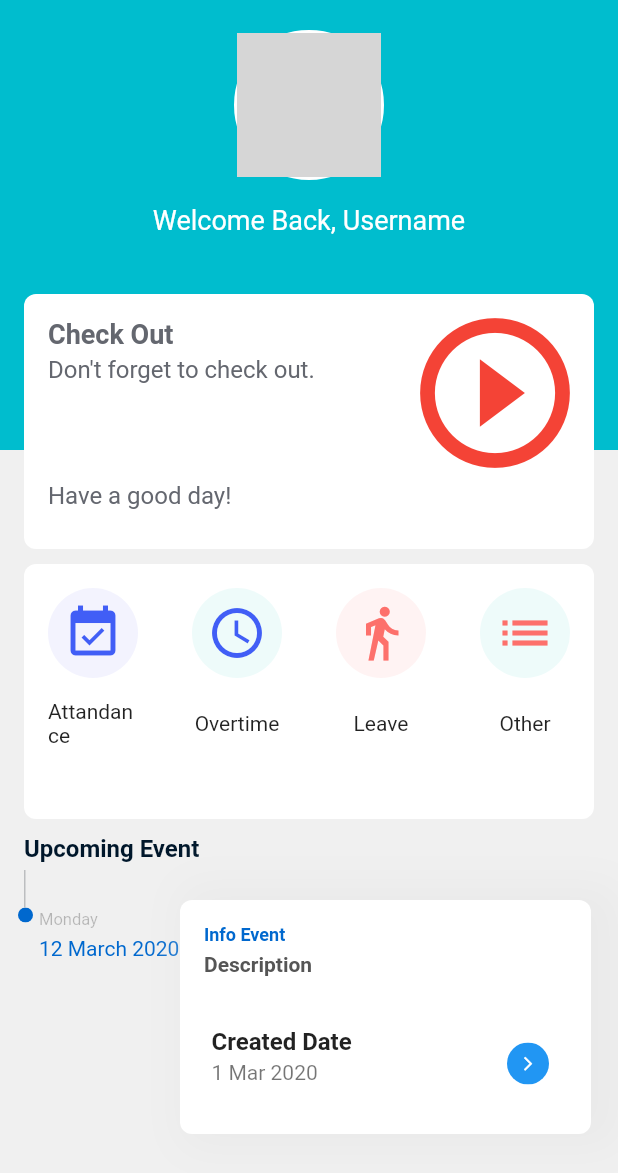
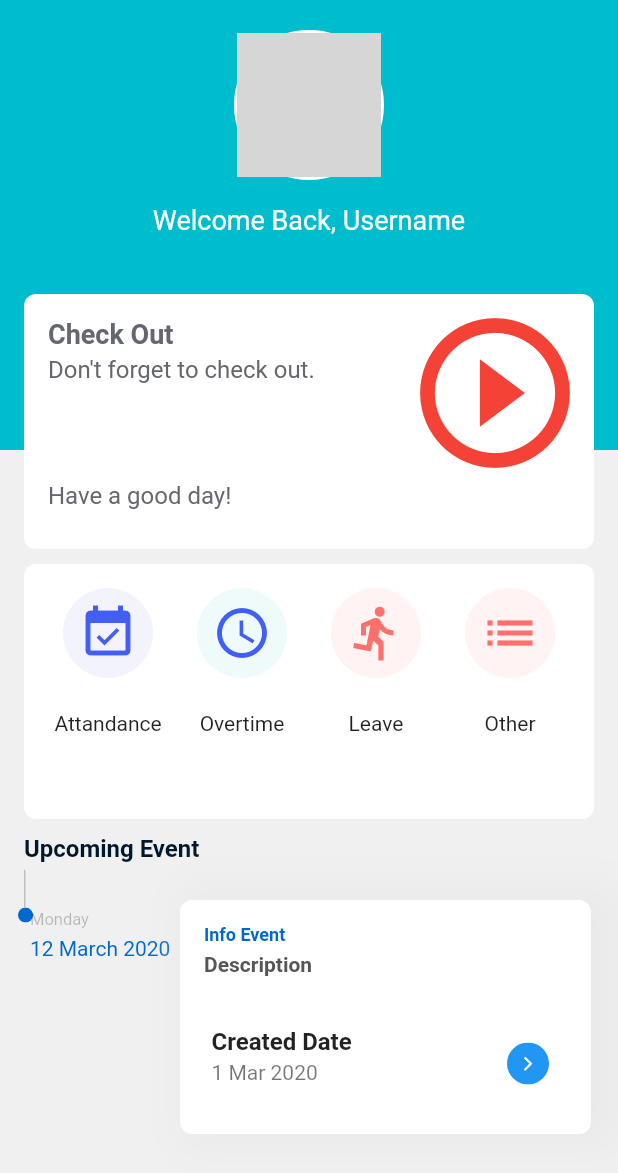
Before and after one commit to abhu66/eattandance, a Flutter app: the HomeScreen screen opened directly, after a tap on the "play circle outline" icon, after a tap on the "event available" icon, on a phone screen of 412 x 824 dp. Shown: the top 1173 px of the screen. Run offline on Flutter 3.47's test engine with Material 2 defaults, Android fonts, the phone set to English and light mode, and no system bars; our stand-ins replace page_transition; network calls fail; Roboto replaces fonts that are missing (Bold, Poppins-SemiBold, Regular); grey boxes are pictures that could not be loaded.

Commit message:
update today

```diff
--- /dev/null
+++ b/lib/activitys/attandance_activity.dart
@@ -0,0 +1,215 @@
+
+
+
+
+import 'package:eattandance/constants.dart';
+import 'package:eattandance/utils/date_format.dart';
+import 'package:eattandance/widget/widget_checkin_checkout.dart';
+import 'package:flutter/cupertino.dart';
+import 'package:flutter/material.dart';
+import 'package:intl/intl.dart';
+
+class AttendanceActivity extends StatefulWidget{
+
+  @override
+  State<StatefulWidget> createState() {
+    // TODO: implement createState
+    return _AttendanceActivityState();
+  }
+}
+
+class _AttendanceActivityState extends State<AttendanceActivity>{
+
+  bool _isCheckIn = false;
+  String timeAt;
+  @override
+  Widget build(BuildContext context) {
+    // TODO: implement build
+    return Scaffold(
+      backgroundColor: HexColor(COLOR_LIGHT_GREY),
+      appBar: AppBar(
+        backgroundColor:  HexColor(COLOR_THEME_PRIMARY_BLUE),
+        title: Text("Attendence",style: TextStyle(fontSize: 18.0),),
+        elevation: 0.0,
+        actions: <Widget>[
+          IconButton(
+            onPressed: () {
+              // _widgetUtil.showAlertLogout(context, widget.user);
+            },
+            icon: Icon(
+              Icons.fullscreen,
+              color: Colors.white,
+            ),
+            tooltip: "QR CODE",
+          ),
+          IconButton(
+            onPressed: () {
+              // _widgetUtil.showAlertLogout(context, widget.user);
+            },
+            icon: Icon(
+              Icons.assessment,
+              color: Colors.white,
+            ),
+            tooltip: "Attendence",
+          ),
+        ],
+      ),
+      body: SingleChildScrollView(
+        physics: BouncingScrollPhysics(),
+        padding: EdgeInsets.all(0),
+        scrollDirection: Axis.vertical,
+        child: Container(
+          child: Column(
+            children: <Widget>[
+              Stack(
+                overflow: Overflow.visible,
+                children: <Widget>[
+                  ClipPath(
+                    child: Container(
+                      padding: EdgeInsets.only(
+                          top: MediaQuery.of(context).padding.top),
+                      height: 200,
+                      decoration: BoxDecoration(
+                        color: HexColor(COLOR_THEME_PRIMARY_BLUE),
+                      ),
+                      child: Column(
+                        children: <Widget>[
+                          Padding(
+                            padding:
+                            const EdgeInsets.fromLTRB(16, 20, 16, 16),
+                            child: Row(
+                              mainAxisAlignment: MainAxisAlignment.center,
+                              children: <Widget>[
+                                Container(
+                                  height: 60,
+                                  child: Text(new DateFormat.jm().format(DateTime.now()),
+                                    style: TextStyle(fontSize: 50.0,fontWeight: FontWeight.bold),)
+                                ),
+                              ],
+                            ),
+                          ),
+                          Column(
+                            crossAxisAlignment:
+                            CrossAxisAlignment.start,
+                            children: <Widget>[
+                              Material(
+                                color: Colors.transparent,
+                                child: Text(new DateFormat.EEEE().format(DateTime.now()),
+                                  style: TextStyle(fontSize: 18.0,),)
+                              ),
+                              SizedBox(height: 10,),
+                              Material(
+                                  color: Colors.transparent,
+                                  child: Text(DateFormatUtil.fullDate(DateTime.now()),
+                                    style: TextStyle(fontSize: 18.0,),)
+                              ),
+                            ],
+                          ),
+                        ],
+                      ),
+                    ),
+                    // clipper: CurveShape(),
+                  ),
+                  Padding(
+                    padding: EdgeInsets.only(top: 220.0),
+                    child: Center(child : InkWell(
+                        onTap: (){
+                          setState(() {
+                            _isCheckIn == true ? _isCheckIn = false : _isCheckIn = true;
+                            timeAt = new DateFormat.jm().format(DateTime.now()).toString();
+                            //Navigator.push(context, PageTransition(type: PageTransitionType.rightToLeft, child: new AttendanceActivity()));
+                          });
+                        },
+                        child: new Icon(Icons.play_circle_outline,color: _isCheckIn == true ? Colors.red : Colors.yellow,size: 200.0,)
+                    ),
+                    ),
+                  ),
+                  Padding(
+                    padding: EdgeInsets.only(top: 410,right: 18,bottom:
+                    20),
+                    child: Material(
+                        color: Colors.transparent,
+                        child: Row(
+                          mainAxisAlignment: MainAxisAlignment.center,
+                          children: <Widget>[
+                            Icon(Icons.location_on,size: 50,color: Colors.red,),
+                            Text("Plaza Aminta, 3rd fl, Suit 304 ",
+                              style: TextStyle(fontSize: 18.0,color: Color(0xff415EF6)),)
+                          ],
+                        ) ,
+                    ),
+                  ),
+                  Padding(
+                    padding: EdgeInsets.only(top: 500,right: 18,bottom:
+                    20),
+                    child:Column(
+                          children: <Widget>[
+                            Row(
+                              mainAxisAlignment: MainAxisAlignment.center,
+                              children: <Widget>[
+                                Icon(Icons.location_on,size: 50,color: Colors.red,),
+                                Text("Check In at $timeAt",
+                                  style: TextStyle(fontSize: 18.0,color: Color(0xff415EF6)),),
+                              ],
+                            ),
+                            Container(
+                              padding: EdgeInsets.only(left: 18,right: 18),
+                              child: TextField(
+                                decoration: InputDecoration(
+                                    prefixIcon: Icon(Icons.print)
+                                ),
+                              ),
+                            )
+                          ],
+                    ),
+                  ),
+                ],
+              ),
+            ],
+          ),
+        ),
+      ),
+    );
+  }
+
+  Widget _formLogin(){
+    return Column(
+      children: <Widget>[
+        new Form(
+         // key: formKey,
+          child: new Column(
+            children: <Widget>[
+              new TextFormField(
+                //onSaved: (val) => username = val,
+//                validator: (val) {
+//                  return val.length < 10
+//                      ? "Username or email is required."
+//                      : null;
+//                },
+                textAlign: TextAlign.center,
+                decoration: InputDecoration(
+                  hintText: 'Comment',
+                ),
+              ),
+//              SizedBox(height: 20,),
+//              new TextFormField(
+//                onSaved: (val) => password = val,
+//                validator: (val) {
+//                  return val.length < 5
+//                      ? "Password is required."
+//                      : null;
+//                },
+//                textAlign: TextAlign.center,
+//                obscureText: true,
+//                decoration: new InputDecoration(
+//                  hintText: "Password",
+//                ),
+//              ),
+            ],
+          ),
+        ),
+      ],
+    );
+  }
+
+}
--- /dev/null
+++ b/lib/utils/date_format.dart
@@ -0,0 +1,36 @@
+
+
+import 'package:flutter/cupertino.dart';
+import 'package:flutter/material.dart';
+import 'package:intl/intl.dart';
+
+class DateFormatUtil{
+
+  static final String PATTERN_FULL_DATE_TIME      = "EEEE-d-MMM-yyyy-HH:mm";
+  static final String PATTERN_DATE_TIME           = "d MMMM yyyy HH:mm";
+  static final String PATTERN_DATE_MON_YEAR       = "d MMM yyyy";
+  static final String LOCALE_EN_US                = "en_US";
+  static final String LOCALE_ID                   = "id_ID";
+  static String dateFormat;
+  TextEditingController _departureTime = new TextEditingController();
+  TextEditingController _estimateTimeArrival = new TextEditingController();
+
+  /// param : DateTime
+  /// ex :  Monday, 27 Jan ,2020 14:53
+  static String fullDateTime(DateTime dateTime){
+    dateFormat = DateFormat(PATTERN_FULL_DATE_TIME,LOCALE_EN_US).format(dateTime).toString();
+    return dateFormat ;
+  }
+  /// param : DateTime
+  /// ex :  Monday, 27 Jan 2020
+  static String fullDate(DateTime dateTime){
+    dateFormat = DateFormat(PATTERN_DATE_MON_YEAR,LOCALE_EN_US).format(dateTime).toString();
+    return dateFormat ;
+  }
+  /// param : DateTime
+  /// ex :  27 January 2020 14:53
+  static String fullTime(DateTime dateTime){
+    dateFormat = DateFormat(PATTERN_DATE_TIME,LOCALE_EN_US).format(dateTime).toString();
+    return dateFormat ;
+  }
+}
--- a/lib/widget/widget_checkin_checkout.dart
+++ b/lib/widget/widget_checkin_checkout.dart
@@ -1,5 +1,7 @@
+import 'package:eattandance/activitys/attandance_activity.dart';
 import 'package:flutter/cupertino.dart';
 import 'package:flutter/material.dart';
+import 'package:page_transition/page_transition.dart';
 
 class WidgetCheckInOut extends StatefulWidget {
   @override
@@ -48,7 +50,7 @@ class _WidgetCheckInOutState extends State<WidgetCheckInOut> {
               child:Row(
                 children: <Widget>[
                   Flexible(child : Text(
-                      _isCheckIn == true ? "Don't forget to check out." : "You havn't check in yet.",
+                      _isCheckIn == true ? "Don't forget to check out." : "You haven't check in yet.",
                       style: TextStyle(
                         color: Color(0xff64676F),
                         fontFamily: 'Regular',
@@ -66,7 +68,8 @@ class _WidgetCheckInOutState extends State<WidgetCheckInOut> {
               child:InkWell(
                   onTap: (){
                     setState(() {
-                      _isCheckIn == true ? _isCheckIn =false : _isCheckIn = true;
+                      _isCheckIn == true ? _isCheckIn = false : _isCheckIn = true;
+                      Navigator.push(context, PageTransition(type: PageTransitionType.rightToLeft, child: new AttendanceActivity()));
                     });
                   },
                   child: new Icon(Icons.play_circle_outline,color: _isCheckIn == true ? Colors.red : Colors.yellow,size: 120.0,)
--- a/lib/widget/widget_dashboard.dart
+++ b/lib/widget/widget_dashboard.dart
@@ -2,6 +2,17 @@ import 'package:flutter/cupertino.dart';
 import 'package:flutter/material.dart';
 
 class WidgetDashboard extends StatefulWidget {
+  final dashboardItem = [
+    new DashboardItem("Attandance", Icons.event_available, Color(0xffF3F3FE),
+        Color(0xff415EF6)),
+    new DashboardItem(
+        "Overtime", Icons.access_time, Color(0xffEEFBFA), Color(0xff415EF6)),
+    new DashboardItem(
+        "Leave", Icons.directions_run, Color(0xffFFF3F3), Color(0xffFD706B)),
+    new DashboardItem(
+        "Other", Icons.list, Color(0xffFFF3F3), Color(0xffFD706B)),
+  ];
+
   @override
   State<StatefulWidget> createState() {
     // TODO: implement createState
@@ -9,11 +20,59 @@ class WidgetDashboard extends StatefulWidget {
   }
 }
 
+class DashboardItem {
+  String title;
+  IconData icon;
+  Color boxColor;
+  Color iconColor;
+  DashboardItem(this.title, this.icon, this.boxColor, this.iconColor);
+}
+
 class _WidgetDashboardState extends State<WidgetDashboard> {
   bool _isLoading = false;
   @override
   Widget build(BuildContext context) {
     // TODO: implement build
+    //icon
+    var dashboardItems = <Widget>[];
+    for (var i = 0; i < widget.dashboardItem.length; i++) {
+      var d = widget.dashboardItem[i];
+      dashboardItems.add(
+        Container(
+            width: 80,
+            height: 60,
+            decoration: BoxDecoration(
+              shape: BoxShape.circle,
+              color: d.boxColor,
+            ),
+            child: IconButton(
+              icon: Icon(
+                d.icon,
+                size: 40,
+              ),
+              color: d.iconColor,
+              onPressed: () {},
+            ),
+         ),
+      );
+    }
+
+    //title
+    var dashboardItemsTitle = <Widget>[];
+    for (var i = 0; i < widget.dashboardItem.length; i++) {
+      var d = widget.dashboardItem[i];
+      dashboardItemsTitle.add(
+        Container(
+            width: 80,
+            height: 60,
+            child: Center(
+                child: Text(
+              d.title,
+              overflow: TextOverflow.ellipsis,
+            ))),
+      );
+    }
+
     return Container(
       height: 170,
       padding: EdgeInsets.all(16),
@@ -23,83 +82,11 @@ class _WidgetDashboardState extends State<WidgetDashboard> {
       child: Wrap(
         children: <Widget>[
           Row(
-            mainAxisAlignment: MainAxisAlignment.spaceBetween,
-            children: <Widget>[
-              Container(
-                  width: 60,
-                  height: 60,
-                  decoration: BoxDecoration(
-                    shape: BoxShape.circle,
-                    color: Color(0xffF3F3FE),
-                  ),
-                  child: IconButton(
-                    icon: Icon(Icons.event_available,size: 40,),
-                    color: Color(0xff415EF6),
-                    onPressed: () {},
-                  )),
-              Container(
-                  width: 60,
-                  height: 60,
-                  decoration: BoxDecoration(
-                    shape: BoxShape.circle,
-                    color: Color(0xffEEFBFA),
-                  ),
-                  child: IconButton(
-                    icon: Icon(Icons.access_time,size: 40),
-                    color: Color(0xff415EF6),
-                    onPressed: () {},
-                  )),
-              Container(
-                  width: 60,
-                  height: 60,
-                  decoration: BoxDecoration(
-                    shape: BoxShape.circle,
-                    color: Color(0xffFFF3F3),
-                  ),
-                  child: IconButton(
-                    icon: Icon(Icons.directions_walk,size: 40),
-                    color: Color(0xffFD706B),
-                    onPressed: () {},
-                  )),
-              Container(
-                  width: 60,
-                  height: 60,
-                  decoration: BoxDecoration(
-                    shape: BoxShape.circle,
-                    color: Color(0xffEEFBFA),
-                  ),
-                  child: IconButton(
-                    icon: Icon(Icons.list,size: 40),
-                    color: Color(0xffFD706B),
-                    onPressed: () {},
-                  )),
-            ],
-          ),
+              mainAxisAlignment: MainAxisAlignment.spaceBetween,
+              children: dashboardItems),
           Row(
-            mainAxisAlignment: MainAxisAlignment.spaceBetween,
-            children: <Widget>[
-              Container(
-                  width: 60,
-                  height: 60,
-                  child: Center(child : Text("Attandance"))
-              ),
-              Container(
-                  width: 60,
-                  height: 60,
-                  child: Center(child : Text("Overtime"))
-              ),
-              Container(
-                  width: 60,
-                  height: 60,
-                  child: Center(child : Text("Leave"))
-              ),
-              Container(
-                  width: 60,
-                  height: 60,
-                  child:Center(child : Text("Other"))
-              ),
-            ],
-          ),
+              mainAxisAlignment: MainAxisAlignment.spaceBetween,
+              children: dashboardItemsTitle),
         ],
       ),
     );
--- a/lib/widget/widget_upcoming_event.dart
+++ b/lib/widget/widget_upcoming_event.dart
@@ -64,15 +64,25 @@ class _WidgetUpComingEventState extends State<WidgetUpComingEvent> {
              Padding(
                padding: EdgeInsets.only(top: 45,left: 10),
                child: ListTile(
+                 dense: true,
+                 contentPadding: EdgeInsets.all(10.0),
                  title: Text(
                    "Monday",
                    style: TextStyle(fontSize: 11.0, color: HexColor("#3f000000")),
                  ),
-                 subtitle: Text(
-                   "12 March 2020",
-                   overflow: TextOverflow.ellipsis,
-                   style: TextStyle(fontSize: 14.0, color: HexColor("#0068ce")),
+                 subtitle:Container(
+                     child : Row(
+                          children: <Widget>[
+                            Flexible(child : Text(
+                              "12 March 2020",
+                              overflow: TextOverflow.ellipsis,
+                              style: TextStyle(fontSize: 14.0, color: HexColor("#0068ce")),
+                            ),
+                            ),
+                          ],
+                      )
                  ),
+                 isThreeLine: true,
                ),
              ),
           Container(
--- a/pubspec.yaml
+++ b/pubspec.yaml
@@ -24,6 +24,7 @@ dependencies:
   # Use with the CupertinoIcons class for iOS style icons.
   cupertino_icons: ^0.1.2
   page_transition: ^1.1.5
+  intl: ^0.16.1
 
 dev_dependencies:
   flutter_test:
```
Also changed, not shown: pubspec.lock.
